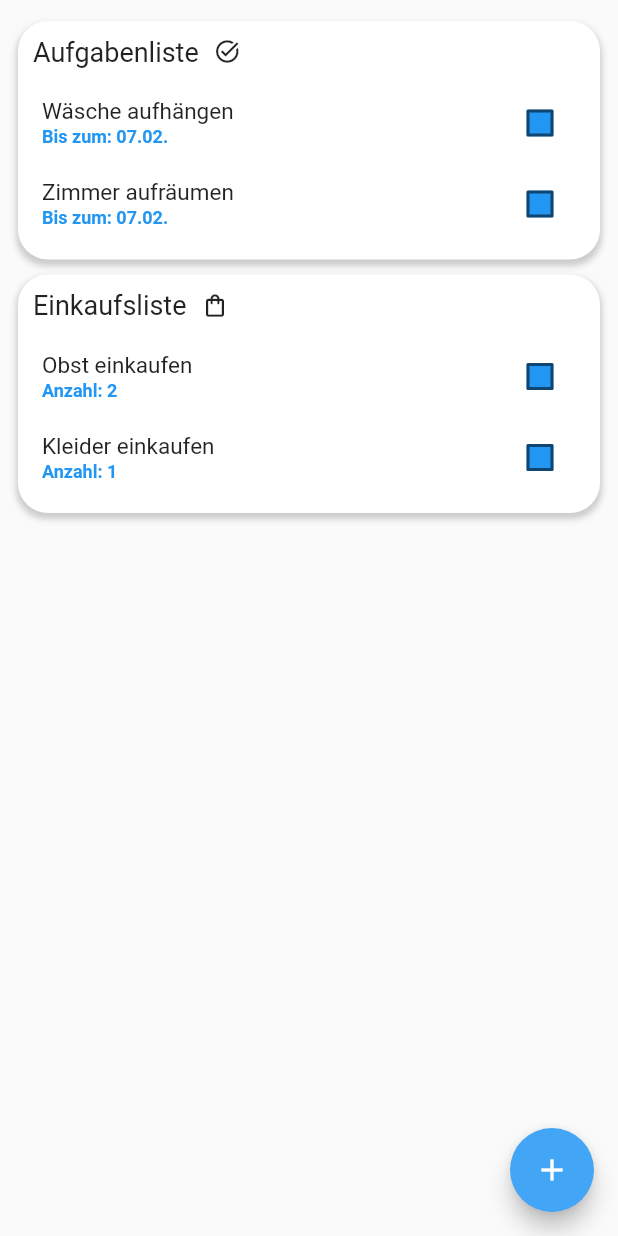
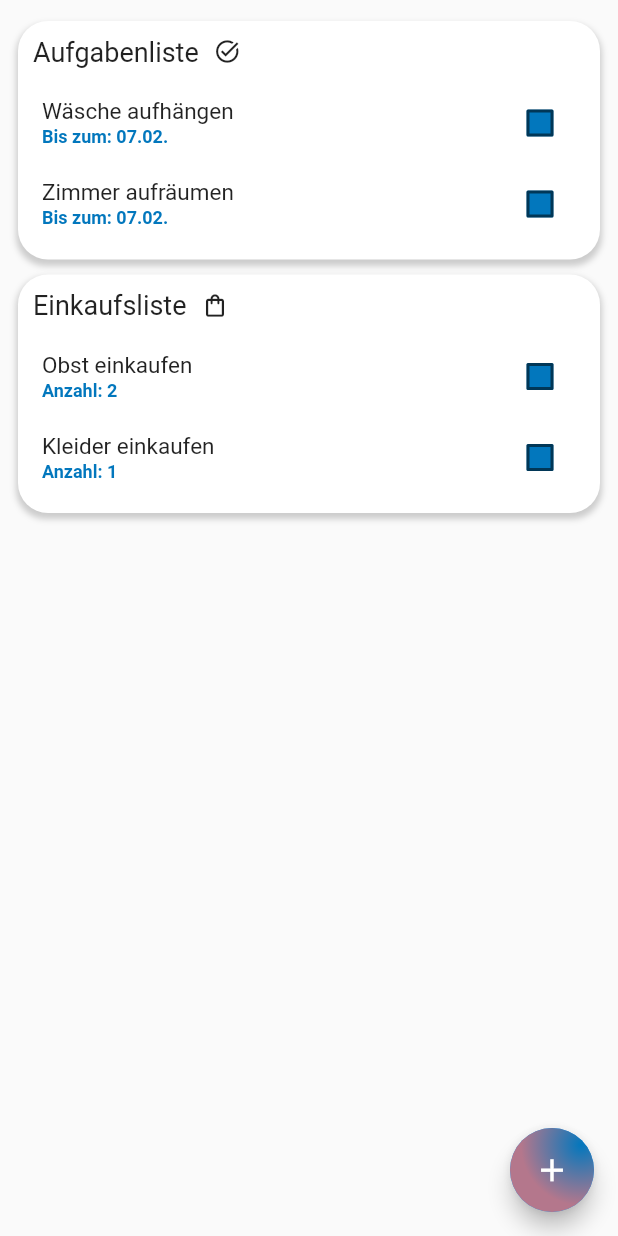
Before and after one commit to MoritzPlaten/Poam, a Flutter app: the screen it shows after launch, on a phone screen of 412 x 824 dp. Run offline on Flutter 3.47's test engine with Material 2 defaults, Android fonts, the phone set to English and light mode, and no system bars; our stand-ins replace firebase_auth, firebase_core; accounts and stored records are empty.

Commit message:
Change Floatingbutton Color, TODO, add Divider

```diff
--- a/lib/main.dart
+++ b/lib/main.dart
@@ -13,12 +13,13 @@ class MyApp extends StatelessWidget {
   @override
   Widget build(BuildContext context) {
 
+
     return MaterialApp(
 
       debugShowCheckedModeBanner: false,
       title: 'Poam',
       theme: ThemeData(
-        primarySwatch: Colors.blue,
+        primaryColor: Colors.lightBlue.shade800,
       ),
       home: MultiProvider(
         providers: [
--- a/lib/widgets/PoamFloatingButton/PoamFloatingButton.dart
+++ b/lib/widgets/PoamFloatingButton/PoamFloatingButton.dart
@@ -13,10 +13,14 @@ class PoamFloatingButton extends StatefulWidget {
 }
 
 class _PoamFloatingButtonState extends State<PoamFloatingButton> {
+
   @override
   Widget build(BuildContext context) {
+
+    Color primaryColor = Theme.of(context).primaryColor;
+
     return FloatingActionButton(
-      backgroundColor: Colors.blue.shade400,
+      //backgroundColor: primaryColor,
       onPressed: () => {
         setState(() {
           //Add Items to the List
@@ -24,7 +28,23 @@ class _PoamFloatingButtonState extends State<PoamFloatingButton> {
           Provider.of<MenuService>(context, listen: false).addItem(ItemModel().setItemModel("Gurken holen", 1, false, Person(), Categories.shopping, "07/02/2022"));
         })
       },
-      child: const Icon(Icons.add),
+      child: Container(
+        width: 60,
+        height: 60,
+        child: const Icon(
+          Icons.add,
+          size: 25,
+        ),
+        decoration: BoxDecoration(
+          shape: BoxShape.circle,
+          gradient: RadialGradient(
+            radius: 0.8,
+            center: const Alignment(0.7, -0.6),
+            colors: [primaryColor, primaryColor.withRed(180).withBlue(140)],
+            stops: const [0.0, 0.9],
+          ),
+        ),
+      ),
     );
   }
 }
--- a/lib/widgets/PoamMenu/PoamMenu.dart
+++ b/lib/widgets/PoamMenu/PoamMenu.dart
@@ -74,6 +74,8 @@ class _PoamMenuState extends State<PoamMenu> {
         ),
         child: Column(
 
+          ///TODO: Ein PoamDateItem erzeugen und alle Items die die gleichen Daten haben sollen in einer Liste
+
           children: [
 
             Row(
@@ -107,7 +109,33 @@ class _PoamMenuState extends State<PoamMenu> {
               ),
             ),
 
-            if (widget.isExistsMoreItems == true) Text("Und weitere " + (widget.numberOfItems! - 5).toString() + " Items"),
+            if (widget.isExistsMoreItems == true) Row(
+              mainAxisAlignment: MainAxisAlignment.center,
+              children: [
+
+                Flexible(
+                  child: Divider(
+                    thickness: 1,
+                    color: Colors.grey.shade400,
+                    indent: 10,
+                    endIndent: 10,
+                  ),
+                ),
+
+                Text("Und weitere Elemente: " + (widget.numberOfItems! - 5).toString()),
+
+                Flexible(
+                  child: Divider(
+                    thickness: 1,
+                    color: Colors.grey.shade400,
+                    indent: 10,
+                    endIndent: 10,
+                  ),
+                ),
+
+              ],
+            ),
+            if (widget.allItems!.isEmpty == true) const Text("Es sind keine Items vorhanden!"),
 
           ],
         ),
```
